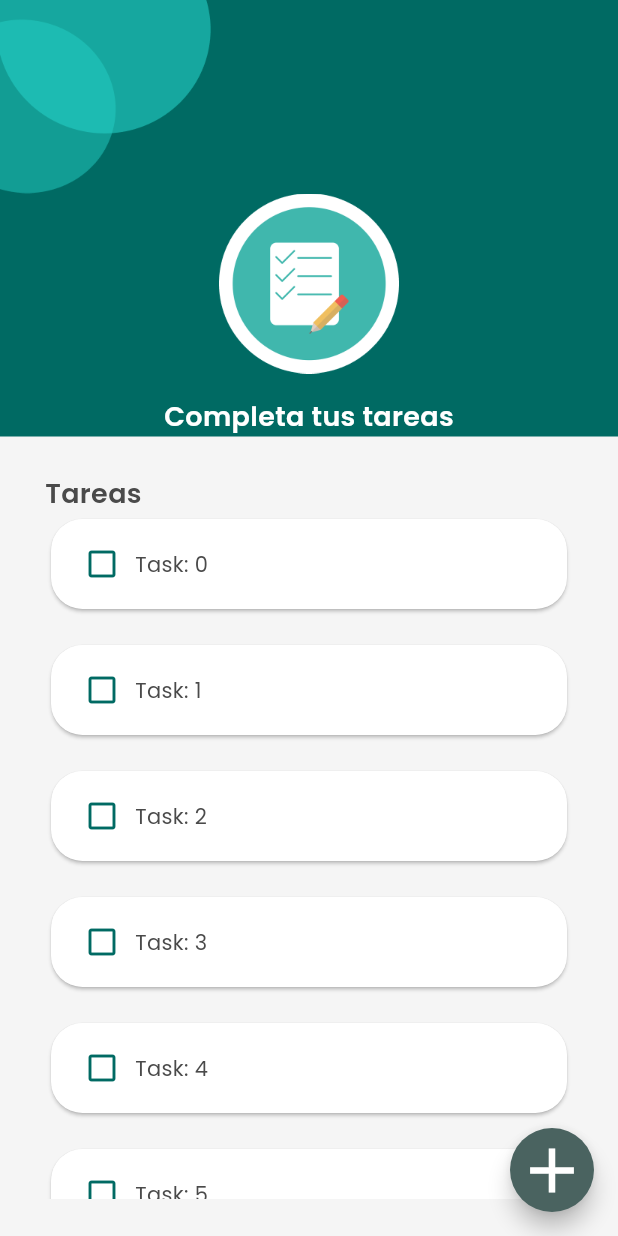
After one commit to toballatorre/todo_list, a Flutter app: the screen it shows after launch, after a tap on an icon or button, on a phone screen of 412 x 824 dp. The commit adds this screen. Run offline on Flutter 3.47's test engine with Material 3 defaults, Android fonts, the phone set to English and light mode, and no system bars.

Commit message:
Crea vista lista de tareas - Aplica el diseño propuesto - Crea un listado de tareas - El listado es funcional cambiando el estado de cada tarea

```diff
--- a/lib/app/app.dart
+++ b/lib/app/app.dart
@@ -1,5 +1,5 @@
 import 'package:flutter/material.dart';
-import 'package:todo_list/app/views/splashpage.dart';
+import 'package:todo_list/app/views/splash/splash_page.dart';
 
 class MyApp extends StatelessWidget {
   const MyApp({super.key});
@@ -11,7 +11,7 @@ class MyApp extends StatelessWidget {
     const textColor = Color(0xFF4A4A4A);
     const background = Color(0xFFF5F5F5);
     return MaterialApp(
-      title: 'Flutter Demo',
+      title: 'Todo List',
       theme: ThemeData(
         colorScheme: ColorScheme.fromSeed(seedColor: primary),
         scaffoldBackgroundColor: background,
--- /dev/null
+++ b/lib/app/model/task.dart
@@ -0,0 +1,6 @@
+class Task {
+  Task(this.title, {this.done = false});
+
+  final String title;
+  bool done;
+}
--- /dev/null
+++ b/lib/app/views/components/h1.dart
@@ -0,0 +1,19 @@
+import 'package:flutter/material.dart';
+
+class H1 extends StatelessWidget {
+  const H1(this.text, {super.key, this.color});
+  final String text;
+  final Color? color;
+
+  @override
+  Widget build(BuildContext context) {
+    return Text(
+      text,
+      style: Theme.of(context).textTheme.bodyMedium!.copyWith(
+            fontSize: 18,
+            fontWeight: FontWeight.w600,
+            color: color,
+          ),
+    );
+  }
+}
--- /dev/null
+++ b/lib/app/views/components/shape.dart
@@ -0,0 +1,14 @@
+import 'package:flutter/material.dart';
+
+class Shape extends StatelessWidget {
+  const Shape({super.key});
+
+  @override
+  Widget build(BuildContext context) {
+    return Image.asset(
+      'assets/img/shape.png',
+      width: 141,
+      height: 129,
+    );
+  }
+}
--- /dev/null
+++ b/lib/app/views/splash/splash_page.dart
@@ -0,0 +1,49 @@
+import 'package:flutter/material.dart';
+import 'package:todo_list/app/views/components/h1.dart';
+import 'package:todo_list/app/views/components/shape.dart';
+import 'package:todo_list/app/views/task_list/task_list_page.dart';
+
+class SplashPage extends StatelessWidget {
+  const SplashPage({super.key});
+
+  @override
+  Widget build(BuildContext context) {
+    return Scaffold(
+      body: SafeArea(
+        child: Column(
+          crossAxisAlignment: CrossAxisAlignment.start,
+          children: [
+            const Shape(),
+            const SizedBox(height: 73),
+            Center(
+              child: Image.asset(
+                'assets/img/onboarding-image.png',
+                width: 180,
+                height: 168,
+              ),
+            ),
+            const SizedBox(height: 99),
+            const Center(child: H1('Lista de Tareas')),
+            const SizedBox(height: 21),
+            GestureDetector(
+              onTap: () {
+                Navigator.of(context).push(
+                  MaterialPageRoute(
+                    builder: (context) => const TaskListPage(),
+                  ),
+                );
+              },
+              child: const Padding(
+                padding: EdgeInsets.symmetric(horizontal: 32),
+                child: Text(
+                  'La mejor forma para que no se te olvide nada es anotarlo. Guardar tus tareas y ve completando poco a poco para aumentar tu productividad',
+                  textAlign: TextAlign.center,
+                ),
+              ),
+            ),
+          ],
+        ),
+      ),
+    );
+  }
+}
--- a/lib/app/views/splashpage.dart
+++ /dev/null
@@ -1,54 +0,0 @@
-import 'package:flutter/material.dart';
-
-class SplashPage extends StatefulWidget {
-  const SplashPage({super.key});
-
-  @override
-  State<SplashPage> createState() => _SplashPageState();
-}
-
-class _SplashPageState extends State<SplashPage> {
-  @override
-  Widget build(BuildContext context) {
-    return Scaffold(
-      body: SafeArea(
-        child: Column(
-          crossAxisAlignment: CrossAxisAlignment.start,
-          children: [
-            Image.asset(
-              'assets/img/shape.png',
-              width: 141,
-              height: 129,
-            ),
-            const SizedBox(height: 73),
-            Center(
-              child: Image.asset(
-                'assets/img/onboarding-image.png',
-                width: 180,
-                height: 168,
-              ),
-            ),
-            const SizedBox(height: 99),
-            Center(
-              child: Text(
-                'Lista de Tareas',
-                style: Theme.of(context).textTheme.bodyMedium!.copyWith(
-                      fontSize: 18,
-                      fontWeight: FontWeight.w600,
-                    ),
-              ),
-            ),
-            const SizedBox(height: 21),
-            const Padding(
-              padding: EdgeInsets.symmetric(horizontal: 32),
-              child: Text(
-                'La mejor forma para que no se te olvide nada es anotarlo. Guardar tus tareas y ve completando poco a poco para aumentar tu productividad',
-                textAlign: TextAlign.center,
-              ),
-            ),
-          ],
-        ),
-      ),
-    );
-  }
-}
--- /dev/null
+++ b/lib/app/views/task_list/task_list_page.dart
@@ -0,0 +1,121 @@
+import 'package:flutter/material.dart';
+import 'package:todo_list/app/model/task.dart';
+import 'package:todo_list/app/views/components/h1.dart';
+import 'package:todo_list/app/views/components/shape.dart';
+
+class TaskListPage extends StatelessWidget {
+  const TaskListPage({super.key});
+
+  @override
+  Widget build(BuildContext context) {
+    return Scaffold(
+      body: const Column(
+        crossAxisAlignment: CrossAxisAlignment.start,
+        children: [_Header(), Expanded(child: _TaskList())],
+      ),
+      floatingActionButton: FloatingActionButton(
+        onPressed: () {},
+        child: const Icon(
+          Icons.add,
+          size: 50,
+        ),
+      ),
+    );
+  }
+}
+
+class _TaskList extends StatefulWidget {
+  const _TaskList();
+
+  @override
+  State<_TaskList> createState() => _TaskListState();
+}
+
+class _TaskListState extends State<_TaskList> {
+  final tasklist = List<Task>.generate(
+    10,
+    (index) => Task('Task: $index'),
+  );
+
+  @override
+  Widget build(BuildContext context) {
+    return Padding(
+      padding: const EdgeInsets.symmetric(horizontal: 30, vertical: 25),
+      child: Column(
+        crossAxisAlignment: CrossAxisAlignment.start,
+        children: [
+          const H1('Tareas'),
+          Expanded(
+            child: ListView.separated(
+              itemCount: tasklist.length,
+              separatorBuilder: (_, __) => const SizedBox(height: 16),
+              itemBuilder: (_, index) => _TaskItem(
+                tasklist[index],
+                onTap: () {
+                  tasklist[index].done = !tasklist[index].done;
+                  setState(() {});
+                },
+              ),
+            ),
+          ),
+        ],
+      ),
+    );
+  }
+}
+
+class _Header extends StatelessWidget {
+  const _Header();
+
+  @override
+  Widget build(BuildContext context) {
+    return Container(
+      width: double.infinity,
+      color: Theme.of(context).colorScheme.primary,
+      child: Column(
+        children: [
+          const Row(children: [Shape()]),
+          Image.asset(
+            'assets/img/tasks-list-image.png',
+            width: 120,
+            height: 120,
+          ),
+          const SizedBox(height: 16),
+          const H1(
+            'Completa tus tareas',
+            color: Colors.white,
+          )
+        ],
+      ),
+    );
+  }
+}
+
+class _TaskItem extends StatelessWidget {
+  const _TaskItem(this.task, {this.onTap});
+  final Task task;
+  final VoidCallback? onTap;
+
+  @override
+  Widget build(BuildContext context) {
+    return GestureDetector(
+      onTap: onTap,
+      child: Card(
+        shape: RoundedRectangleBorder(borderRadius: BorderRadius.circular(21)),
+        child: Padding(
+          padding: const EdgeInsets.symmetric(horizontal: 22, vertical: 18),
+          child: Row(
+            children: [
+              Icon(
+                task.done ? Icons.check_box : Icons.check_box_outline_blank,
+                color: Theme.of(context).colorScheme.primary,
+              ),
+              const SizedBox(width: 10),
+              Text(task.title),
+            ],
+          ),
+        ),
+      ),
+    );
+  }
+}
```
Also changed, not shown: lib/app/views/home/my_home_page.dart (renamed from lib/app/views/home.dart).
